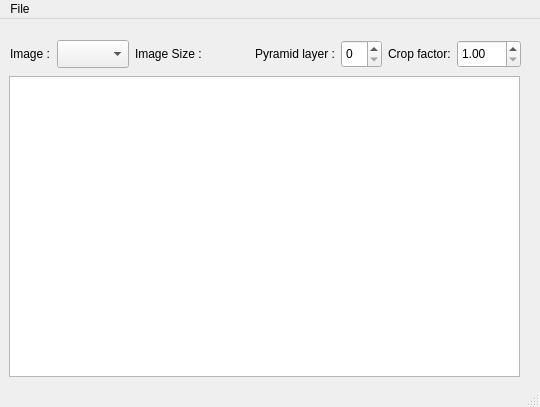
Above: Pyramid/mainwindow.ui from AndrewBrenev/Pyramid before the change. Below: the same form after it.
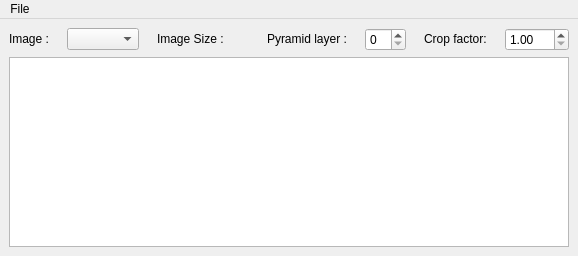
That is the form after the change.

The edit to the form file:
```diff
--- a/Pyramid/mainwindow.ui
+++ b/Pyramid/mainwindow.ui
@@ -6,10 +6,16 @@
    <rect>
     <x>0</x>
     <y>0</y>
-    <width>540</width>
-    <height>407</height>
+    <width>547</width>
+    <height>256</height>
    </rect>
   </property>
+  <property name="maximumSize">
+   <size>
+    <width>16777215</width>
+    <height>16777215</height>
+   </size>
+  </property>
   <property name="windowTitle">
    <string>Pyramid</string>
   </property>
@@ -19,70 +25,23 @@
   <widget class="QWidget" name="centralwidget">
    <property name="maximumSize">
     <size>
-     <width>540</width>
-     <height>366</height>
+     <width>16777215</width>
+     <height>16777215</height>
     </size>
    </property>
-   <widget class="QGraphicsView" name="graphicsView">
-    <property name="enabled">
-     <bool>true</bool>
-    </property>
-    <property name="geometry">
-     <rect>
-      <x>9</x>
-      <y>57</y>
-      <width>511</width>
-      <height>301</height>
-     </rect>
-    </property>
-    <property name="sizePolicy">
-     <sizepolicy hsizetype="Preferred" vsizetype="Preferred">
-      <horstretch>0</horstretch>
-      <verstretch>0</verstretch>
-     </sizepolicy>
-    </property>
-    <property name="maximumSize">
-     <size>
-      <width>511</width>
-      <height>301</height>
-     </size>
-    </property>
-    <property name="acceptDrops">
-     <bool>false</bool>
-    </property>
-    <property name="interactive">
-     <bool>false</bool>
-    </property>
-   </widget>
-   <widget class="QWidget" name="layoutWidget">
-    <property name="enabled">
-     <bool>true</bool>
-    </property>
-    <property name="geometry">
-     <rect>
-      <x>10</x>
-      <y>21</y>
-      <width>511</width>
-      <height>28</height>
-     </rect>
-    </property>
-    <property name="sizePolicy">
-     <sizepolicy hsizetype="Preferred" vsizetype="Preferred">
-      <horstretch>0</horstretch>
-      <verstretch>0</verstretch>
-     </sizepolicy>
-    </property>
-    <property name="acceptDrops">
-     <bool>false</bool>
-    </property>
-    <layout class="QGridLayout" name="gridLayout">
-     <item row="0" column="0">
+   <layout class="QVBoxLayout" name="verticalLayout">
+    <item>
+     <layout class="QHBoxLayout" name="horizontalLayout">
+      <property name="spacing">
+       <number>18</number>
+      </property>
+      <item>
       <widget class="QLabel" name="textImageLable">
        <property name="enabled">
         <bool>true</bool>
        </property>
        <property name="sizePolicy">
-        <sizepolicy hsizetype="Preferred" vsizetype="Preferred">
+         <sizepolicy hsizetype="Preferred" vsizetype="Maximum">
          <horstretch>0</horstretch>
          <verstretch>0</verstretch>
         </sizepolicy>
@@ -95,13 +54,13 @@
        </property>
       </widget>
      </item>
-     <item row="0" column="1">
+      <item>
       <widget class="QComboBox" name="comboBox">
        <property name="enabled">
         <bool>true</bool>
        </property>
        <property name="sizePolicy">
-        <sizepolicy hsizetype="Preferred" vsizetype="Preferred">
+         <sizepolicy hsizetype="Preferred" vsizetype="Maximum">
          <horstretch>0</horstretch>
          <verstretch>0</verstretch>
         </sizepolicy>
@@ -111,13 +70,13 @@
        </property>
       </widget>
      </item>
-     <item row="0" column="2">
-      <widget class="QLabel" name="text_size_lable">
+      <item>
+       <widget class="QLabel" name="ImageSizeLable">
        <property name="enabled">
         <bool>true</bool>
        </property>
        <property name="sizePolicy">
-        <sizepolicy hsizetype="Preferred" vsizetype="Preferred">
+         <sizepolicy hsizetype="Preferred" vsizetype="Maximum">
          <horstretch>0</horstretch>
          <verstretch>0</verstretch>
         </sizepolicy>
@@ -130,13 +89,13 @@
        </property>
       </widget>
      </item>
-     <item row="0" column="3">
+      <item>
       <widget class="QLabel" name="sizeLable">
        <property name="enabled">
         <bool>true</bool>
        </property>
        <property name="sizePolicy">
-        <sizepolicy hsizetype="Preferred" vsizetype="Preferred">
+         <sizepolicy hsizetype="Preferred" vsizetype="Maximum">
          <horstretch>0</horstretch>
          <verstretch>0</verstretch>
         </sizepolicy>
@@ -149,13 +108,13 @@
        </property>
       </widget>
      </item>
-     <item row="0" column="4">
+      <item>
       <widget class="QLabel" name="PyramidLevelLable">
        <property name="enabled">
         <bool>true</bool>
        </property>
        <property name="sizePolicy">
-        <sizepolicy hsizetype="Preferred" vsizetype="Preferred">
+         <sizepolicy hsizetype="Preferred" vsizetype="Maximum">
          <horstretch>0</horstretch>
          <verstretch>0</verstretch>
         </sizepolicy>
@@ -168,13 +127,13 @@
        </property>
       </widget>
      </item>
-     <item row="0" column="5">
+      <item>
       <widget class="QSpinBox" name="spinBox">
        <property name="enabled">
         <bool>true</bool>
        </property>
        <property name="sizePolicy">
-        <sizepolicy hsizetype="Preferred" vsizetype="Preferred">
+         <sizepolicy hsizetype="Preferred" vsizetype="Maximum">
          <horstretch>0</horstretch>
          <verstretch>0</verstretch>
         </sizepolicy>
@@ -184,13 +143,13 @@
        </property>
       </widget>
      </item>
-     <item row="0" column="6">
+      <item>
       <widget class="QLabel" name="coefLable">
        <property name="enabled">
         <bool>true</bool>
        </property>
        <property name="sizePolicy">
-        <sizepolicy hsizetype="Preferred" vsizetype="Preferred">
+         <sizepolicy hsizetype="Preferred" vsizetype="Maximum">
          <horstretch>0</horstretch>
          <verstretch>0</verstretch>
         </sizepolicy>
@@ -203,13 +162,13 @@
        </property>
       </widget>
      </item>
-     <item row="0" column="7">
+      <item>
       <widget class="QDoubleSpinBox" name="doubleSpinBox">
        <property name="enabled">
         <bool>true</bool>
        </property>
        <property name="sizePolicy">
-        <sizepolicy hsizetype="Preferred" vsizetype="Preferred">
+         <sizepolicy hsizetype="Preferred" vsizetype="Maximum">
          <horstretch>0</horstretch>
          <verstretch>0</verstretch>
         </sizepolicy>
@@ -232,14 +191,40 @@
       </widget>
      </item>
     </layout>
-   </widget>
+    </item>
+    <item>
+     <widget class="QGraphicsView" name="graphicsView">
+      <property name="enabled">
+       <bool>true</bool>
+      </property>
+      <property name="sizePolicy">
+       <sizepolicy hsizetype="Preferred" vsizetype="Preferred">
+        <horstretch>0</horstretch>
+        <verstretch>0</verstretch>
+       </sizepolicy>
+      </property>
+      <property name="maximumSize">
+       <size>
+        <width>16777215</width>
+        <height>16777215</height>
+       </size>
+      </property>
+      <property name="acceptDrops">
+       <bool>false</bool>
+      </property>
+      <property name="interactive">
+       <bool>false</bool>
+      </property>
+     </widget>
+    </item>
+   </layout>
   </widget>
   <widget class="QMenuBar" name="menubar">
    <property name="geometry">
     <rect>
      <x>0</x>
      <y>0</y>
-     <width>540</width>
+     <width>547</width>
      <height>21</height>
     </rect>
    </property>
@@ -251,7 +236,6 @@
    </widget>
    <addaction name="menuFile"/>
   </widget>
-  <widget class="QStatusBar" name="statusBar"/>
   <action name="actionAdd_new">
    <property name="text">
     <string>Add new..</string>
```
Lines whose indentation alone changed are shown as unchanged.
